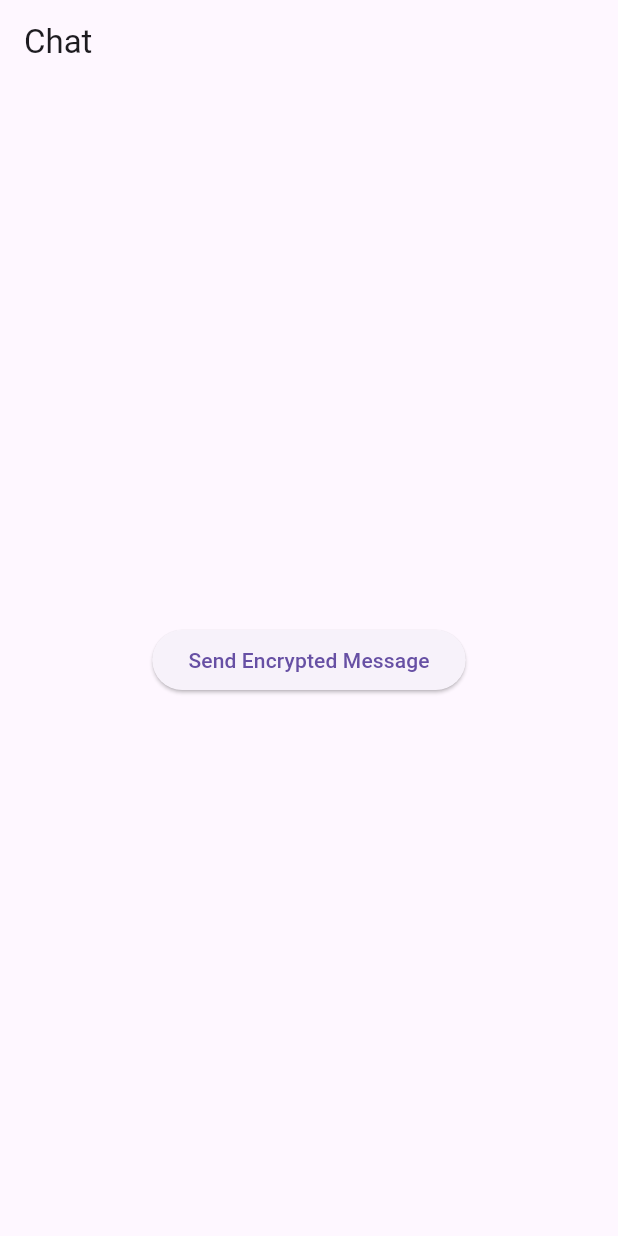
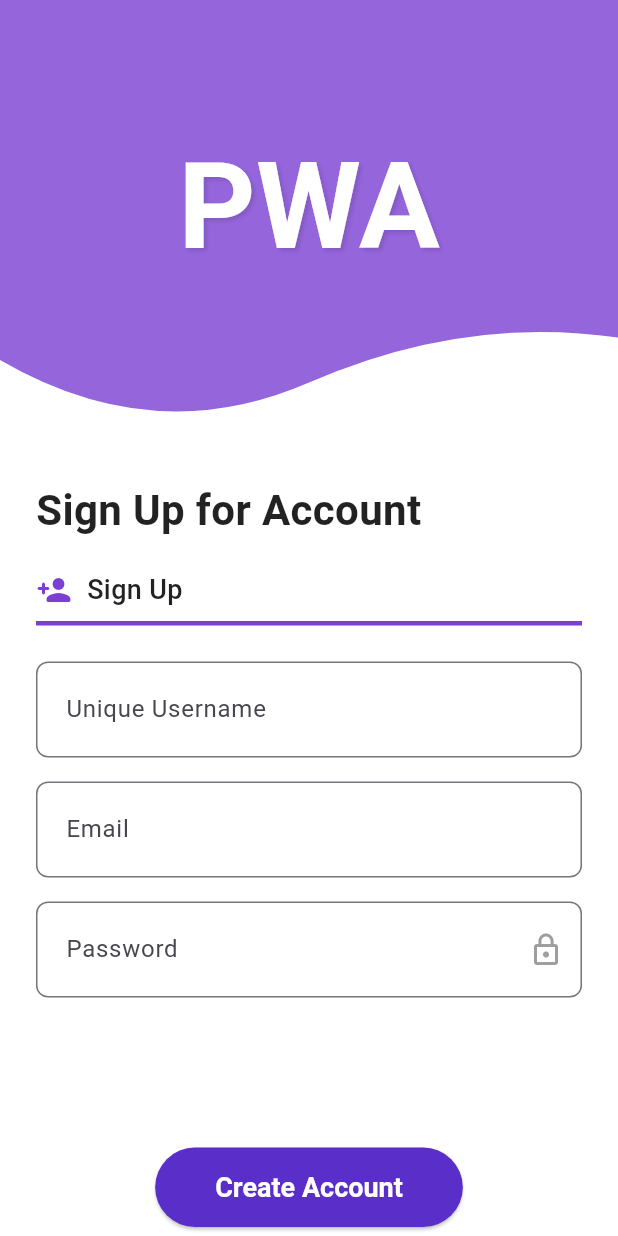
Before and after one commit to BadriAmouri/LockChat, a Flutter app: the screen it shows after launch, on a phone screen of 412 x 824 dp. Run offline on Flutter 3.47's test engine with Material 3 defaults, Android fonts, the light colour scheme and no system bars; our stand-ins replace basic_utils, flutter_secure_storage; missing offline and left inert: encrypt, pointycastle.

Commit message:
created signup , login page

```diff
--- a/lib/main.dart
+++ b/lib/main.dart
@@ -2,10 +2,13 @@
 import 'views/screens/chat_list_screen.dart';
 import 'views/screens/add_contact_screen.dart';
 import 'views/screens/chat_screen_test.dart';
+import 'views/screens/login.dart';
+import 'views/screens/signup.dart';
 import 'dart:convert';
 import 'package:encrypt/encrypt.dart';
 import 'package:pointycastle/export.dart';
 import 'package:flutter_secure_storage/flutter_secure_storage.dart';
+
 
 
 void main() async  {
@@ -24,7 +27,7 @@
       theme: ThemeData(
         primarySwatch: Colors.purple,
       ),
-      home: ChatScreen (),
+      home: SignupScreen(),
     );
   }
 }
--- /dev/null
+++ b/lib/views/screens/signup.dart
@@ -0,0 +1,341 @@
+import 'package:flutter/material.dart';
+import '../theme/colors.dart';
+import '../widgets/wave_clipper.dart';
+import 'login.dart';
+
+class SignupScreen extends StatefulWidget {
+  const SignupScreen({Key? key}) : super(key: key);
+
+  @override
+  State<SignupScreen> createState() => _SignupScreenState();
+}
+
+class _SignupScreenState extends State<SignupScreen> {
+  final _formKey = GlobalKey<FormState>();
+  final _usernameController = TextEditingController();
+  final _emailController = TextEditingController();
+  final _passwordController = TextEditingController();
+  bool _obscurePassword = true;
+
+  // Error messages
+  String? _usernameError;
+  String? _emailError;
+  String? _passwordError;
+
+  @override
+  void dispose() {
+    _usernameController.dispose();
+    _emailController.dispose();
+    _passwordController.dispose();
+    super.dispose();
+  }
+
+  // Validation methods
+  bool _validateInputs() {
+    bool isValid = true;
+
+    // Reset errors
+    setState(() {
+      _usernameError = null;
+      _emailError = null;
+      _passwordError = null;
+    });
+
+    // Username validation
+    if (_usernameController.text.isEmpty) {
+      setState(() {
+        _usernameError = 'Username is required';
+      });
+      isValid = false;
+
+      //backend team check that it is unique i've put moussa to facilitate
+    } else if (_usernameController.text.trim() == 'moussa') {
+      setState(() {
+        _usernameError = 'Username "moussa" is already taken';
+      });
+      isValid = false;
+    }
+
+    // Email validation
+    final emailRegExp = RegExp(r'^[\w-\.]+@([\w-]+\.)+[\w-]{2,4}$');
+    if (_emailController.text.isEmpty) {
+      setState(() {
+        _emailError = 'Email is required';
+      });
+      isValid = false;
+    } else if (!emailRegExp.hasMatch(_emailController.text)) {
+      setState(() {
+        _emailError = 'Please enter a valid email address';
+      });
+      isValid = false;
+    }
+
+    // Password validation
+    if (_passwordController.text.isEmpty) {
+      setState(() {
+        _passwordError = 'Password is required';
+      });
+      isValid = false;
+    } else if (_passwordController.text.length < 6) {
+      setState(() {
+        _passwordError = 'Password must be at least 6 characters';
+      });
+      isValid = false;
+    }
+
+    return isValid;
+  }
+
+  @override
+  Widget build(BuildContext context) {
+    return Scaffold(
+      backgroundColor: Colors.white,
+      body: SingleChildScrollView(
+        child: Column(
+          crossAxisAlignment: CrossAxisAlignment.stretch,
+          children: [
+            // Purple wave with PWA text
+            Stack(
+              children: [
+                ClipPath(
+                  clipper: WaveClipper(),
+                  child: Container(
+                    height: 300,
+                    color: AppColors.darkpurple.withOpacity(0.8),
+                  ),
+                ),
+                const Positioned(
+                  top: 80,
+                  left: 0,
+                  right: 0,
+                  child: Center(
+                    child: Text(
+                      'PWA',
+                      style: TextStyle(
+                        fontSize: 80,
+                        fontWeight: FontWeight.bold,
+                        color: Colors.white,
+                        shadows: [
+                          Shadow(
+                            offset: Offset(2, 2),
+                            blurRadius: 3,
+                            color: Colors.black12,
+                          ),
+                        ],
+                      ),
+                    ),
+                  ),
+                ),
+              ],
+            ),
+
+            const SizedBox(height: 20),
+
+            // Sign Up for Account
+            Padding(
+              padding: const EdgeInsets.symmetric(horizontal: 24.0),
+              child: Column(
+                crossAxisAlignment: CrossAxisAlignment.start,
+                children: [
+                  const Text(
+                    'Sign Up for Account',
+                    style: TextStyle(
+                      fontSize: 28,
+                      fontWeight: FontWeight.bold,
+                      color: AppColors.textPrimary,
+                    ),
+                  ),
+
+                  const SizedBox(height: 20),
+
+                  // Sign Up tab indicator
+                  Row(
+                    children: [
+                      Icon(
+                        Icons.person_add_rounded,
+                        color: AppColors.darkpurple,
+                      ),
+                      const SizedBox(width: 10),
+                      const Text(
+                        'Sign Up',
+                        style: TextStyle(
+                          fontSize: 18,
+                          fontWeight: FontWeight.w500,
+                          color: AppColors.textPrimary,
+                        ),
+                      ),
+                    ],
+                  ),
+
+                  // Purple line
+                  Container(
+                    height: 3,
+                    color: AppColors.darkpurple,
+                    margin: const EdgeInsets.only(top: 8, bottom: 24),
+                  ),
+
+                  Form(
+                    key: _formKey,
+                    child: Column(
+                      crossAxisAlignment: CrossAxisAlignment.start,
+                      children: [
+                        // Username field
+                        TextField(
+                          controller: _usernameController,
+                          decoration: InputDecoration(
+                            labelText: 'Unique Username',
+                            hintText: 'Enter a username',
+                            border: OutlineInputBorder(
+                              borderRadius: BorderRadius.circular(8),
+                            ),
+                            contentPadding: const EdgeInsets.symmetric(
+                              horizontal: 16,
+                              vertical: 20,
+                            ),
+                            errorText: _usernameError,
+                          ),
+                        ),
+
+                        const SizedBox(height: 16),
+
+                        // Email field
+                        TextField(
+                          controller: _emailController,
+                          keyboardType: TextInputType.emailAddress,
+                          decoration: InputDecoration(
+                            labelText: 'Email',
+                            hintText: 'Enter your email',
+                            border: OutlineInputBorder(
+                              borderRadius: BorderRadius.circular(8),
+                            ),
+                            contentPadding: const EdgeInsets.symmetric(
+                              horizontal: 16,
+                              vertical: 20,
+                            ),
+                            errorText: _emailError,
+                          ),
+                        ),
+
+                        const SizedBox(height: 16),
+
+                        // Password field
+                        TextField(
+                          controller: _passwordController,
+                          obscureText: _obscurePassword,
+                          decoration: InputDecoration(
+                            labelText: 'Password',
+                            hintText: 'Create a password',
+                            border: OutlineInputBorder(
+                              borderRadius: BorderRadius.circular(8),
+                            ),
+                            contentPadding: const EdgeInsets.symmetric(
+                              horizontal: 16,
+                              vertical: 20,
+                            ),
+                            errorText: _passwordError,
+                            suffixIcon: IconButton(
+                              icon: Icon(
+                                _obscurePassword
+                                    ? Icons.lock_outline
+                                    : Icons.lock_open_outlined,
+                                color: Colors.grey,
+                              ),
+                              onPressed: () {
+                                setState(() {
+                                  _obscurePassword = !_obscurePassword;
+                                });
+                              },
+                            ),
+                          ),
+                        ),
+                      ],
+                    ),
+                  ),
+
+                  const SizedBox(height: 100),
+
+                  // Create Account button
+                  Center(
+                    child: ElevatedButton(
+                      onPressed: () {
+                        if (_validateInputs()) {
+                          // Sign up successful, navigate to login screen
+                          ScaffoldMessenger.of(context).showSnackBar(
+                            const SnackBar(
+                              content: Text('Account created successfully!'),
+                              backgroundColor: Colors.green,
+                            ),
+                          );
+                          //Navigate to login after successful signup
+                          Navigator.pushReplacement(
+                             context,
+                             MaterialPageRoute(
+                               builder: (context) => const LoginScreen(),
+                             ),
+                           );
+                        }
+                      },
+                      style: ElevatedButton.styleFrom(
+                        backgroundColor: AppColors.buttonColor,
+                        foregroundColor: Colors.white,
+                        padding: const EdgeInsets.symmetric(
+                          horizontal: 40,
+                          vertical: 16,
+                        ),
+                        textStyle: const TextStyle(
+                          fontSize: 18,
+                          fontWeight: FontWeight.bold,
+                        ),
+                        shape: RoundedRectangleBorder(
+                          borderRadius: BorderRadius.circular(30),
+                        ),
+                      ),
+                      child: const Text('Create Account'),
+                    ),
+                  ),
+
+                  const SizedBox(height: 24),
+
+                  // Already have account? LogIn
+                  Center(
+                    child: Row(
+                      mainAxisAlignment: MainAxisAlignment.center,
+                      children: [
+                        const Text(
+                          "You have account? ",
+                          style: TextStyle(
+                            color: AppColors.subtitle,
+                            fontSize: 16,
+                          ),
+                        ),
+                        GestureDetector(
+                          onTap: () {
+                            Navigator.pushReplacement(
+                              context,
+                              MaterialPageRoute(
+                                builder: (context) => const LoginScreen(),
+                              ),
+                            );
+                          },
+                          child: Text(
+                            "LogIn",
+                            style: TextStyle(
+                              color: AppColors.darkpurple,
+                              fontWeight: FontWeight.bold,
+                              fontSize: 16,
+                            ),
+                          ),
+                        ),
+                      ],
+                    ),
+                  ),
+                ],
+              ),
+            ),
+            const SizedBox(height: 32),
+          ],
+        ),
+      ),
+    );
+  }
+}
--- /dev/null
+++ b/lib/views/widgets/wave_clipper.dart
@@ -0,0 +1,40 @@
+// views/widgets/wave_clipper.dart
+import 'package:flutter/material.dart';
+
+class WaveClipper extends CustomClipper<Path> {
+  @override
+  Path getClip(Size size) {
+    final path = Path();
+
+    // Start from top-left
+    path.lineTo(0, size.height * 0.8);
+
+    // Create a wavy bottom
+    final firstControlPoint = Offset(size.width * 0.25, size.height);
+    final firstEndPoint = Offset(size.width * 0.5, size.height * 0.85);
+    path.quadraticBezierTo(
+      firstControlPoint.dx,
+      firstControlPoint.dy,
+      firstEndPoint.dx,
+      firstEndPoint.dy,
+    );
+
+    final secondControlPoint = Offset(size.width * 0.75, size.height * 0.7);
+    final secondEndPoint = Offset(size.width, size.height * 0.75);
+    path.quadraticBezierTo(
+      secondControlPoint.dx,
+      secondControlPoint.dy,
+      secondEndPoint.dx,
+      secondEndPoint.dy,
+    );
+
+    // Complete the path
+    path.lineTo(size.width, 0);
+    path.close();
+
+    return path;
+  }
+
+  @override
+  bool shouldReclip(CustomClipper<Path> oldClipper) => false;
+}
```
Also changed, not shown: lib/views/screens/login.dart (added, +346 -0 lines).
